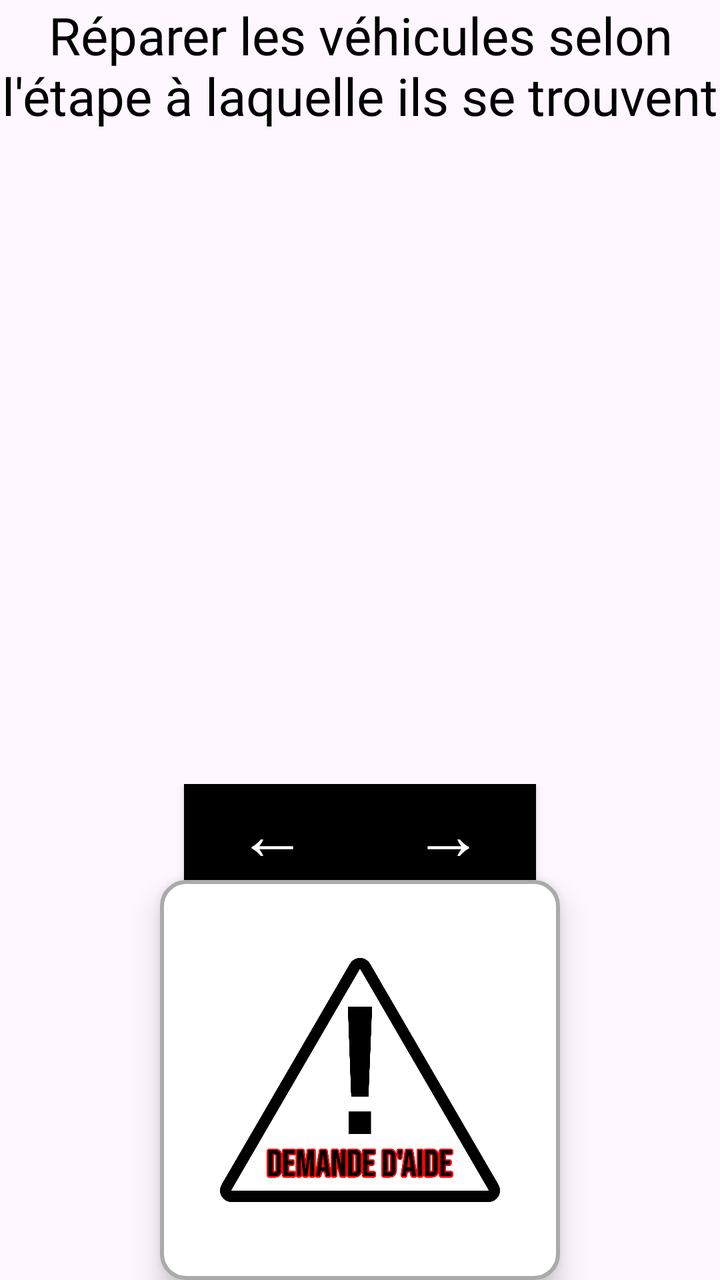
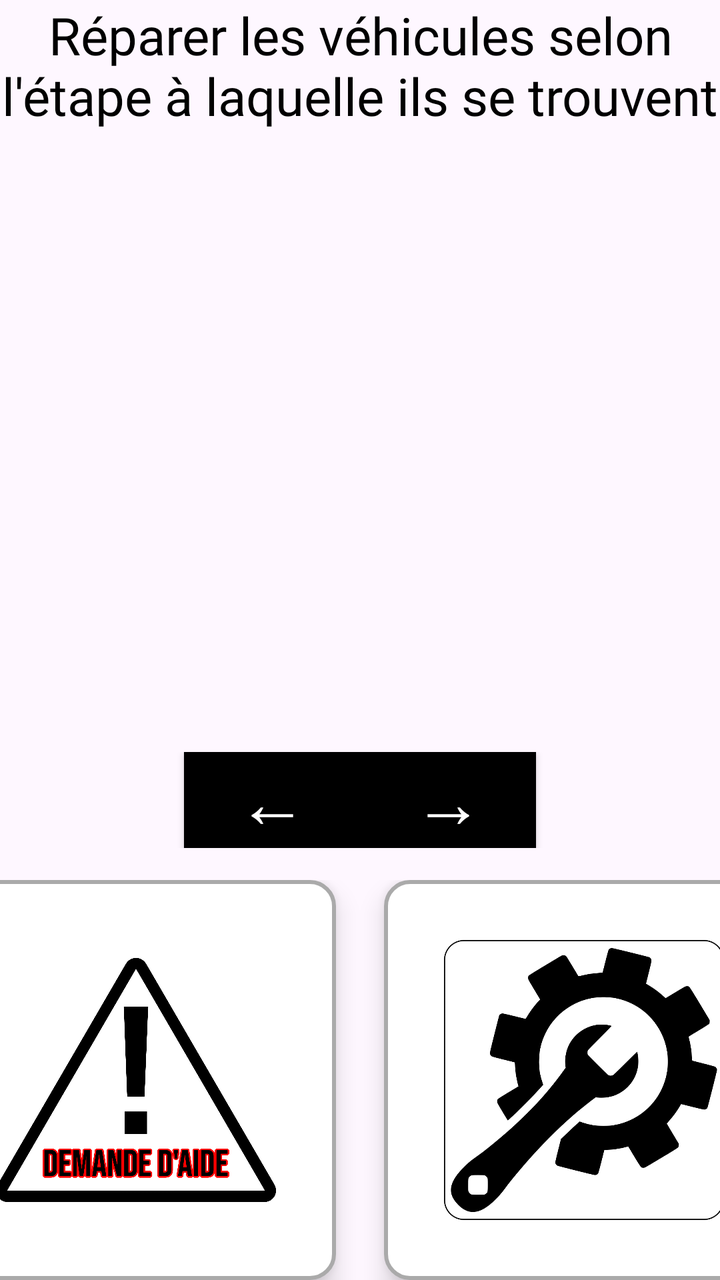

Screens rendered from an Android XML layout before and after an edit, with the pre-edit source and the edit as a unified diff.
<!-- AndroidManifest.xml: application theme Theme.SoundBoardJava -->
<!-- res/layout/fragment_mecanicien.xml -->
<?xml version="1.0" encoding="utf-8"?>
<LinearLayout xmlns:android="http://schemas.android.com/apk/res/android"
android:layout_width="match_parent"
android:layout_height="match_parent"
android:orientation="vertical">

    

    <TextView
        android:id="@+id/txtRole"
        android:text="@string/mecanicien_tache"
        android:textSize="26sp"
        android:fontFamily="@font/bebas_neue"
        android:textColor="@android:color/black"
        android:gravity="center"
        android:layout_width="match_parent"
        android:layout_height="wrap_content"/>

    

    <LinearLayout
        android:id="@+id/layoutCarousel"
        android:layout_width="match_parent"
        android:layout_height="0dp"
        android:layout_weight="1"
        android:orientation="vertical">

<androidx.viewpager2.widget.ViewPager2
    android:id="@+id/stepPager"
    android:layout_width="match_parent"
    android:layout_height="0dp"
    android:layout_weight="1"/>

<LinearLayout
    android:layout_width="match_parent"
    android:layout_height="wrap_content"
    android:gravity="center"
    android:layout_marginTop="8dp">

    <androidx.appcompat.widget.AppCompatButton
        android:id="@+id/btnPrev"
        android:background="@android:color/black"
        android:textColor="@android:color/white"
        android:fontFamily="@font/bebas_neue"
        android:textSize="35sp"
        android:layout_width="wrap_content"
        android:layout_height="wrap_content"
        android:text="←"/>

    <androidx.appcompat.widget.AppCompatButton
        android:id="@+id/btnNext"
        android:background="@android:color/black"
        android:textColor="@android:color/white"
        android:fontFamily="@font/bebas_neue"
        android:textSize="35sp"
        android:layout_width="wrap_content"
        android:layout_height="wrap_content"
        android:text="→"/>

</LinearLayout>

    </LinearLayout>

    
    <LinearLayout
        android:id="@+id/layoutUpgrade"
        android:layout_width="match_parent"
        android:layout_height="0dp"
        android:layout_weight="1"
        android:orientation="horizontal"
        android:visibility="gone">

        
        <LinearLayout
            android:id="@+id/stepButtons"
            android:layout_width="0dp"
            android:layout_height="match_parent"
            android:layout_weight="1"
            android:orientation="vertical"
            android:gravity="center_vertical"/>

        
        <ImageView
            android:id="@+id/stepImage"
            android:layout_width="0dp"
            android:layout_height="match_parent"
            android:layout_weight="2"
            android:scaleType="fitCenter"/>

    </LinearLayout>

    <ImageButton
        android:id="@+id/btnHelp"
        android:layout_width="200dp"
        android:layout_height="200dp"
        android:layout_gravity="center_horizontal"
        android:src="@drawable/bouton_aide"
        android:background="@drawable/help_button_selector"
        android:padding="30dp"
        android:scaleType="fitCenter"
        android:elevation="8dp"
        android:contentDescription="@string/assembleur_bouton_demande_aide"/>

</LinearLayout>
<!-- resources referenced by this layout -->
<resources>
  <!-- drawable bouton_aide: png bitmap (drawable, 106701 bytes) -->
  <!-- drawable help_button_selector (drawable) -->
  <?xml version="1.0" encoding="utf-8"?>
  <selector xmlns:android="http://schemas.android.com/apk/res/android">
  
      
      <item android:state_pressed="true">
          <shape android:shape="rectangle">
              <solid android:color="#CCCCCC"/>
              <stroke
                  android:width="2dp"
                  android:color="#666666"/>
              <corners android:radius="12dp"/>
          </shape>
      </item>
  
      
      <item>
          <shape android:shape="rectangle">
              <solid android:color="#FFFFFF"/>
              <stroke
                  android:width="2dp"
                  android:color="#AAAAAA"/>
              <corners android:radius="12dp"/>
          </shape>
      </item>
  
  </selector>
  <string name="assembleur_bouton_demande_aide">Demande d\'aide</string>
  <string name="mecanicien_tache">Réparer les véhicules selon l\'étape à laquelle ils se trouvent</string>
  <style name="Theme.SoundBoardJava" parent="Base.Theme.SoundBoardJava" />
  <style name="Base.Theme.SoundBoardJava" parent="Theme.Material3.DayNight.NoActionBar">
          
          
          <item name="materialButtonStyle">@style/Widget.App.Button.NoTint</item>
      </style>
  <style name="Widget.App.Button.NoTint" parent="@style/Widget.MaterialComponents.Button">
          <item name="backgroundTint">@null</item>
      </style>
</resources>

<!-- the commit's change to res/layout/fragment_mecanicien.xml (unified diff, before → after) -->
@@ -89,11 +89,18 @@ android:orientation="vertical">
 
     </LinearLayout>
 
+    <LinearLayout
+    android:layout_width="match_parent"
+    android:layout_height="wrap_content"
+    android:layout_marginTop="16dp"
+    android:gravity="center"
+    android:orientation="horizontal">
+
     <ImageButton
         android:id="@+id/btnHelp"
         android:layout_width="200dp"
         android:layout_height="200dp"
-        android:layout_gravity="center_horizontal"
+        android:layout_marginEnd="24dp"
         android:src="@drawable/bouton_aide"
         android:background="@drawable/help_button_selector"
         android:padding="30dp"
@@ -101,4 +108,17 @@ android:orientation="vertical">
         android:elevation="8dp"
         android:contentDescription="@string/assembleur_bouton_demande_aide"/>
 
+    <ImageButton
+        android:id="@+id/btnRepairCompleted"
+        android:layout_width="200dp"
+        android:layout_height="200dp"
+        android:src="@drawable/bouton_reparation_mecanicien"
+        android:background="@drawable/help_button_selector"
+        android:padding="30dp"
+        android:scaleType="fitCenter"
+        android:elevation="8dp"
+        android:contentDescription="@string/reparation_completee"/>
+
+    </LinearLayout>
+
 </LinearLayout>
<!-- resource entries referenced after the edit -->
@@ -1,6 +1,7 @@
 <!-- resources referenced by this layout -->
 <resources>
   <!-- drawable bouton_aide: png bitmap (drawable, 106701 bytes) -->
+  <!-- drawable bouton_reparation_mecanicien: png bitmap (drawable, 70482 bytes) -->
   <!-- drawable help_button_selector (drawable) -->
   <?xml version="1.0" encoding="utf-8"?>
   <selector xmlns:android="http://schemas.android.com/apk/res/android">
@@ -30,6 +31,7 @@
   </selector>
   <string name="assembleur_bouton_demande_aide">Demande d\'aide</string>
   <string name="mecanicien_tache">Réparer les véhicules selon l\'étape à laquelle ils se trouvent</string>
+  <string name="reparation_completee">Bouton de réparation complétée </string>
   <style name="Theme.SoundBoardJava" parent="Base.Theme.SoundBoardJava" />
   <style name="Base.Theme.SoundBoardJava" parent="Theme.Material3.DayNight.NoActionBar">
           
